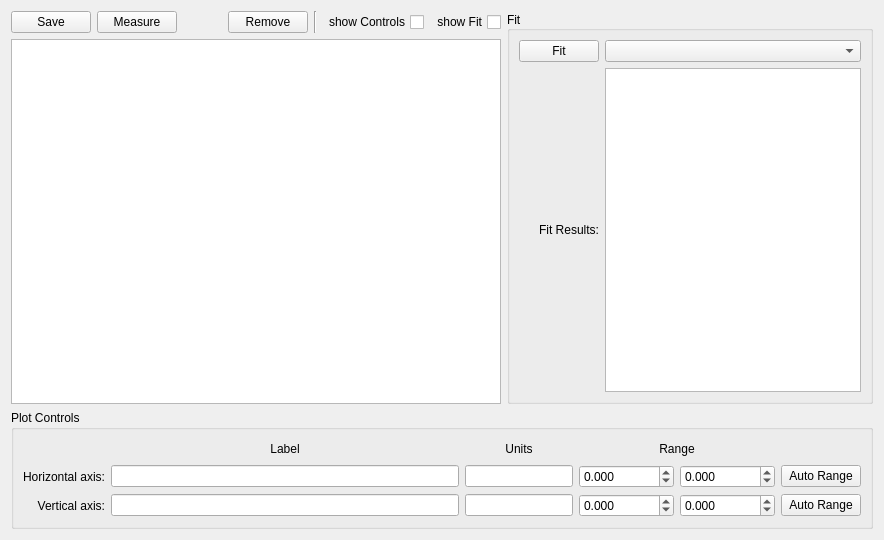
Qt form gui/saturation/ui_plot_widget.ui (pikestefan/qudi_slab) before a commit.
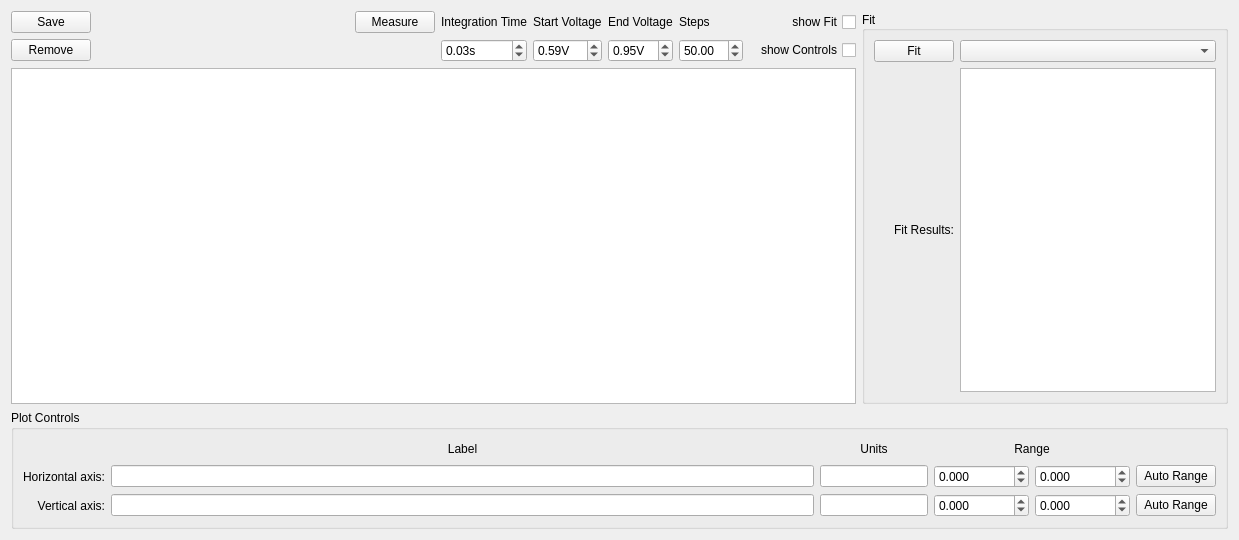
The same form after that commit. Custom widgets are drawn as their Qt base class.

Diff of the .ui file:
```diff
--- a/gui/saturation/ui_plot_widget.ui
+++ b/gui/saturation/ui_plot_widget.ui
@@ -6,7 +6,7 @@
    <rect>
     <x>0</x>
     <y>0</y>
-    <width>884</width>
+    <width>1239</width>
     <height>540</height>
    </rect>
   </property>
@@ -14,91 +14,59 @@
    <string>Plot</string>
   </property>
   <layout class="QGridLayout" name="main_layout" rowstretch="1,0" columnstretch="1,0">
-   <item row="0" column="0">
-    <layout class="QGridLayout" name="gridLayout" columnstretch="0,0,0,0,0,0,0">
-     <item row="0" column="2">
-      <spacer name="horizontalSpacer_2">
-       <property name="orientation">
-        <enum>Qt::Horizontal</enum>
-       </property>
-       <property name="sizeHint" stdset="0">
-        <size>
-         <width>40</width>
-         <height>20</height>
-        </size>
-       </property>
-      </spacer>
-     </item>
-     <item row="0" column="6">
-      <widget class="QCheckBox" name="show_fit_checkBox">
-       <property name="layoutDirection">
-        <enum>Qt::RightToLeft</enum>
+   <item row="0" column="1">
+    <widget class="QGroupBox" name="fit_groupBox">
+     <property name="title">
+      <string>Fit</string>
+     </property>
+     <property name="alignment">
+      <set>Qt::AlignLeading|Qt::AlignLeft|Qt::AlignVCenter</set>
+     </property>
+     <layout class="QGridLayout" name="gridLayout_2" rowstretch="0,1" columnstretch="0,1">
+      <item row="0" column="0">
+       <widget class="QPushButton" name="fit_pushButton">
+        <property name="sizePolicy">
+         <sizepolicy hsizetype="Preferred" vsizetype="Fixed">
+          <horstretch>0</horstretch>
+          <verstretch>0</verstretch>
+         </sizepolicy>
        </property>
        <property name="text">
-        <string>show Fit</string>
-       </property>
-       <property name="checked">
-        <bool>false</bool>
-       </property>
-      </widget>
-     </item>
-     <item row="0" column="4">
-      <widget class="Line" name="line">
-       <property name="orientation">
-        <enum>Qt::Vertical</enum>
-       </property>
-      </widget>
-     </item>
-     <item row="0" column="5">
-      <widget class="QCheckBox" name="show_controls_checkBox">
-       <property name="layoutDirection">
-        <enum>Qt::RightToLeft</enum>
-       </property>
-       <property name="text">
-        <string>show Controls</string>
-       </property>
-       <property name="checked">
-        <bool>false</bool>
-       </property>
-      </widget>
-     </item>
+         <string>Fit</string>
+        </property>
+       </widget>
+      </item>
      <item row="0" column="1">
-      <widget class="QPushButton" name="measure_pushButton">
-       <property name="text">
-        <string>Measure</string>
-       </property>
-      </widget>
-     </item>
-     <item row="0" column="0">
-      <widget class="QPushButton" name="save_pushButton">
+       <widget class="FitSettingsComboBox" name="fit_comboBox"/>
+      </item>
+      <item row="1" column="0">
+       <widget class="QLabel" name="fit_label">
        <property name="sizePolicy">
-        <sizepolicy hsizetype="Preferred" vsizetype="Fixed">
+         <sizepolicy hsizetype="Preferred" vsizetype="Preferred">
          <horstretch>0</horstretch>
          <verstretch>0</verstretch>
         </sizepolicy>
        </property>
        <property name="text">
-        <string>Save</string>
-       </property>
-      </widget>
-     </item>
-     <item row="0" column="3">
-      <widget class="QPushButton" name="remove_pushButton">
+         <string>Fit Results:</string>
+        </property>
+        <property name="alignment">
+         <set>Qt::AlignRight|Qt::AlignTrailing|Qt::AlignVCenter</set>
+        </property>
+       </widget>
+      </item>
+      <item row="1" column="1">
+       <widget class="QTextBrowser" name="fit_textBrowser">
        <property name="sizePolicy">
-        <sizepolicy hsizetype="Preferred" vsizetype="Fixed">
+         <sizepolicy hsizetype="Preferred" vsizetype="Preferred">
          <horstretch>0</horstretch>
          <verstretch>0</verstretch>
         </sizepolicy>
        </property>
-       <property name="text">
-        <string>Remove</string>
-       </property>
-      </widget>
-     </item>
-     <item row="1" column="0" colspan="7">
-      <widget class="PlotWidget" name="plot_PlotWidget"/>
-     </item>
-    </layout>
+       </widget>
+      </item>
+     </layout>
+    </widget>
    </item>
    <item row="1" column="0" colspan="2">
     <widget class="QGroupBox" name="controls_groupBox">
@@ -355,17 +323,61 @@
      </layout>
     </widget>
    </item>
-   <item row="0" column="1">
-    <widget class="QGroupBox" name="fit_groupBox">
-     <property name="title">
-      <string>Fit</string>
-     </property>
-     <property name="alignment">
-      <set>Qt::AlignLeading|Qt::AlignLeft|Qt::AlignVCenter</set>
-     </property>
-     <layout class="QGridLayout" name="gridLayout_2" rowstretch="0,1" columnstretch="0,1">
       <item row="0" column="0">
-       <widget class="QPushButton" name="fit_pushButton">
+    <layout class="QGridLayout" name="gridLayout" columnstretch="0,0,0,0,0,0,0,0,0,0">
+     <item row="4" column="7">
+      <widget class="QDoubleSpinBox" name="stepsDoubleSpinBox">
+       <property name="maximum">
+        <double>500.000000000000000</double>
+       </property>
+       <property name="value">
+        <double>50.000000000000000</double>
+       </property>
+      </widget>
+     </item>
+     <item row="2" column="2">
+      <spacer name="horizontalSpacer_2">
+       <property name="orientation">
+        <enum>Qt::Horizontal</enum>
+       </property>
+       <property name="sizeHint" stdset="0">
+        <size>
+         <width>40</width>
+         <height>20</height>
+        </size>
+       </property>
+      </spacer>
+     </item>
+     <item row="2" column="6">
+      <widget class="QLabel" name="label_3">
+       <property name="text">
+        <string>End Voltage</string>
+       </property>
+      </widget>
+     </item>
+     <item row="2" column="4">
+      <widget class="QLabel" name="label">
+       <property name="text">
+        <string>Integration Time</string>
+       </property>
+      </widget>
+     </item>
+     <item row="2" column="5">
+      <widget class="QLabel" name="label_2">
+       <property name="text">
+        <string>Start Voltage</string>
+       </property>
+      </widget>
+     </item>
+     <item row="2" column="7">
+      <widget class="QLabel" name="label_4">
+       <property name="text">
+        <string>Steps</string>
+       </property>
+      </widget>
+     </item>
+     <item row="2" column="0">
+      <widget class="QPushButton" name="save_pushButton">
         <property name="sizePolicy">
          <sizepolicy hsizetype="Preferred" vsizetype="Fixed">
           <horstretch>0</horstretch>
@@ -373,41 +385,111 @@
          </sizepolicy>
         </property>
         <property name="text">
-         <string>Fit</string>
+        <string>Save</string>
         </property>
        </widget>
       </item>
-      <item row="0" column="1">
-       <widget class="FitSettingsComboBox" name="fit_comboBox"/>
-      </item>
-      <item row="1" column="0">
-       <widget class="QLabel" name="fit_label">
+     <item row="5" column="0" colspan="10">
+      <widget class="PlotWidget" name="plot_PlotWidget"/>
+     </item>
+     <item row="4" column="4">
+      <widget class="ScienDSpinBox" name="intTimeDoubleSpinBox">
+       <property name="suffix">
+        <string>s</string>
+       </property>
+       <property name="maximum">
+        <double>1.000000000000000</double>
+       </property>
+       <property name="singleStep">
+        <double>0.010000000000000</double>
+       </property>
+       <property name="value">
+        <double>0.030000000000000</double>
+       </property>
+      </widget>
+     </item>
+     <item row="4" column="0">
+      <widget class="QPushButton" name="remove_pushButton">
         <property name="sizePolicy">
-         <sizepolicy hsizetype="Preferred" vsizetype="Preferred">
+        <sizepolicy hsizetype="Preferred" vsizetype="Fixed">
           <horstretch>0</horstretch>
           <verstretch>0</verstretch>
          </sizepolicy>
         </property>
         <property name="text">
-         <string>Fit Results:</string>
-        </property>
-        <property name="alignment">
-         <set>Qt::AlignRight|Qt::AlignTrailing|Qt::AlignVCenter</set>
-        </property>
-       </widget>
-      </item>
-      <item row="1" column="1">
-       <widget class="QTextBrowser" name="fit_textBrowser">
-        <property name="sizePolicy">
-         <sizepolicy hsizetype="Preferred" vsizetype="Preferred">
-          <horstretch>0</horstretch>
-          <verstretch>0</verstretch>
-         </sizepolicy>
+        <string>Remove</string>
+       </property>
+      </widget>
+     </item>
+     <item row="4" column="5">
+      <widget class="ScienDSpinBox" name="startVoltDoubleSpinBox">
+       <property name="suffix">
+        <string>V</string>
+       </property>
+       <property name="decimals">
+        <number>2</number>
+       </property>
+       <property name="maximum">
+        <double>1.000000000000000</double>
+       </property>
+       <property name="singleStep">
+        <double>0.010000000000000</double>
+       </property>
+       <property name="value">
+        <double>0.590000000000000</double>
+       </property>
+      </widget>
+     </item>
+     <item row="2" column="9">
+      <widget class="QCheckBox" name="show_fit_checkBox">
+       <property name="layoutDirection">
+        <enum>Qt::RightToLeft</enum>
+       </property>
+       <property name="text">
+        <string>show Fit</string>
+       </property>
+       <property name="checked">
+        <bool>false</bool>
+       </property>
+      </widget>
+     </item>
+     <item row="4" column="6">
+      <widget class="ScienDSpinBox" name="endVoltDoubleSpinBox">
+       <property name="suffix">
+        <string>V</string>
+       </property>
+       <property name="maximum">
+        <double>1.000000000000000</double>
+       </property>
+       <property name="singleStep">
+        <double>0.010000000000000</double>
+       </property>
+       <property name="value">
+        <double>0.950000000000000</double>
+       </property>
+      </widget>
+     </item>
+     <item row="4" column="9">
+      <widget class="QCheckBox" name="show_controls_checkBox">
+       <property name="layoutDirection">
+        <enum>Qt::RightToLeft</enum>
+       </property>
+       <property name="text">
+        <string>show Controls</string>
+       </property>
+       <property name="checked">
+        <bool>false</bool>
+       </property>
+      </widget>
+     </item>
+     <item row="2" column="3">
+      <widget class="QPushButton" name="measure_pushButton">
+       <property name="text">
+        <string>Measure</string>
         </property>
        </widget>
       </item>
      </layout>
-    </widget>
    </item>
   </layout>
  </widget>
```
Lines whose indentation alone changed are shown as unchanged.
